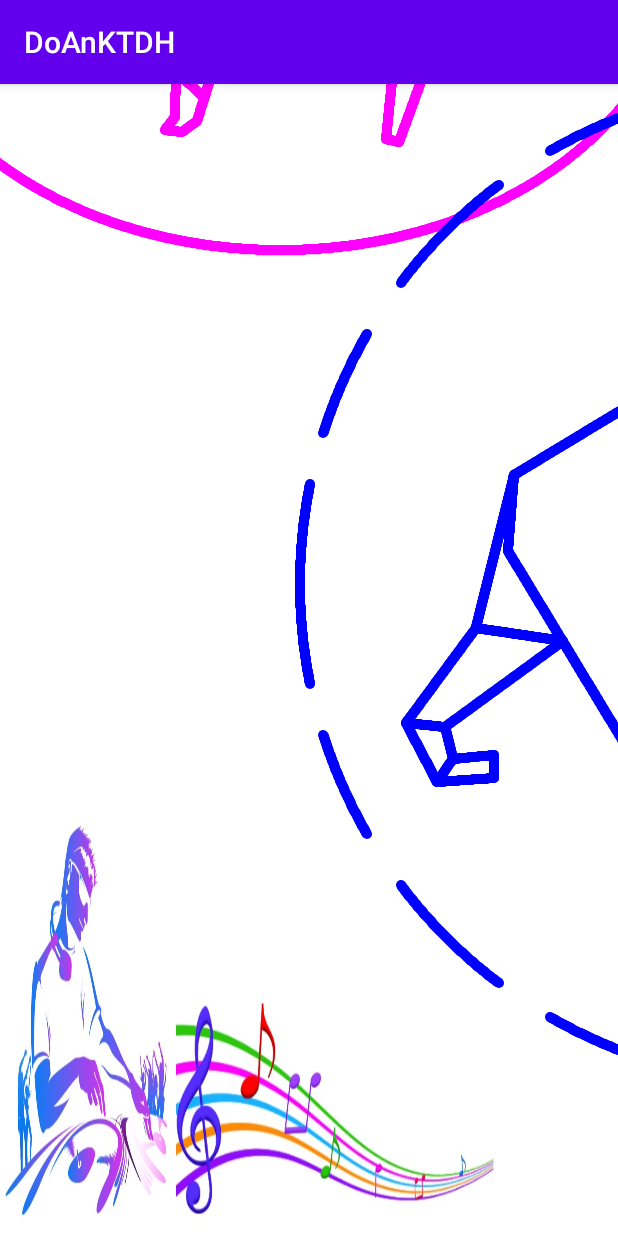
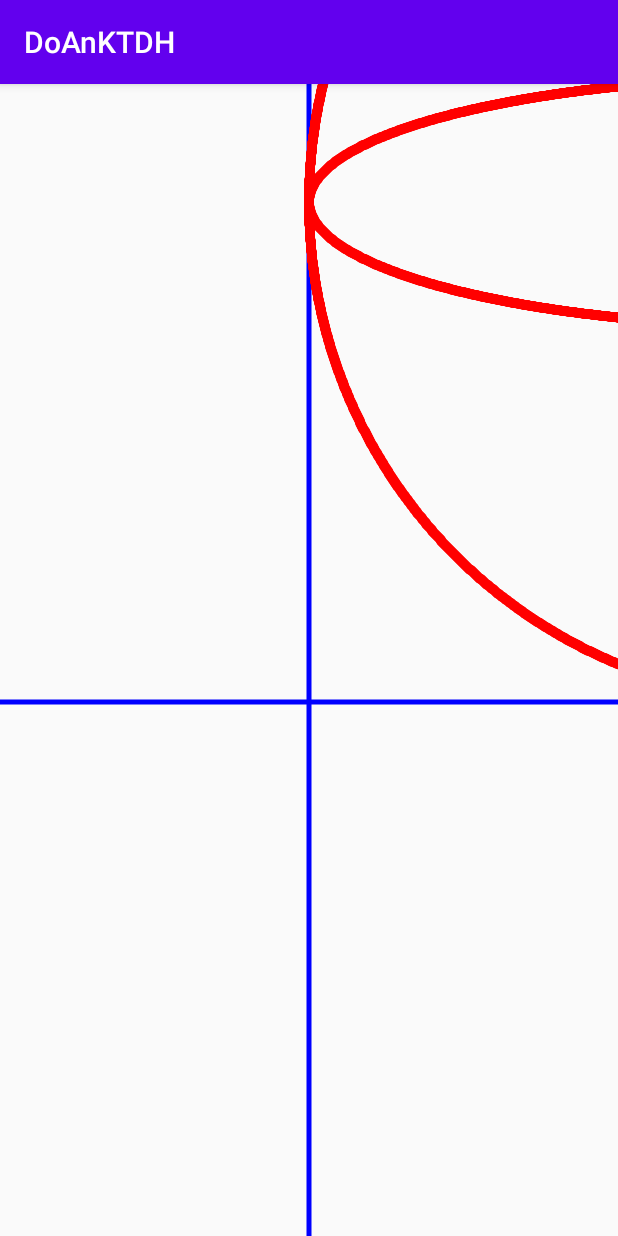
Before and after one commit to socbaycff/DoAnKTDH, an Android app: the screen it shows after launch (MainActivity before the commit, MainActivity2 after it), on a phone screen of 412 x 824 dp. Run offline under Robolectric (Android 15) with nearby library versions, the light colour scheme and no system bars.

Commit message:
update hinh cau ver1

```diff
--- a/app/src/main/AndroidManifest.xml
+++ b/app/src/main/AndroidManifest.xml
@@ -3,13 +3,17 @@
     package="com.example.doanktdh">
 
     <application
+        android:name=".App"
         android:allowBackup="true"
         android:icon="@mipmap/ic_launcher"
         android:label="@string/app_name"
         android:roundIcon="@mipmap/ic_launcher_round"
         android:supportsRtl="true"
         android:theme="@style/AppTheme">
-        <activity android:name=".MainActivity" android:screenOrientation="fullSensor">
+        <activity android:name=".MainActivity2"></activity>
+        <activity
+            android:name=".MainActivity"
+            android:screenOrientation="fullSensor">
             <intent-filter>
                 <action android:name="android.intent.action.MAIN" />
 
--- /dev/null
+++ b/app/src/main/java/com/example/doanktdh/App.kt
@@ -0,0 +1,15 @@
+package com.example.doanktdh
+
+import android.app.Application
+import android.content.res.Resources
+import android.view.Display
+
+
+class App : Application() {
+    override fun onCreate() {
+        super.onCreate()
+        AxisConverter.width = Resources.getSystem().getDisplayMetrics().widthPixels
+        AxisConverter.heigh = Resources.getSystem().getDisplayMetrics().heightPixels
+    }
+
+}
--- /dev/null
+++ b/app/src/main/java/com/example/doanktdh/AxisConverter.kt
@@ -0,0 +1,13 @@
+package com.example.doanktdh
+
+import android.graphics.PointF
+
+
+object AxisConverter {
+    var width = 0
+    var heigh = 0
+    fun userToSys(pointF: PointF): PointF {
+        return PointF(pointF.x+ width/2,-pointF.y + heigh/2)
+    }
+
+}
--- a/app/src/main/java/com/example/doanktdh/Bai1View.kt
+++ b/app/src/main/java/com/example/doanktdh/Bai1View.kt
@@ -11,7 +11,6 @@ import android.graphics.PointF
 import android.media.MediaPlayer
 import android.util.AttributeSet
 import android.view.View
-import android.view.animation.AccelerateDecelerateInterpolator
 import android.view.animation.LinearInterpolator
 import com.example.doanktdh.matran.toMatrix
 import com.example.doanktdh.vatthe.ConCho
--- /dev/null
+++ b/app/src/main/java/com/example/doanktdh/Bai2View.kt
@@ -0,0 +1,52 @@
+package com.example.doanktdh
+
+
+import android.content.Context
+import android.graphics.Canvas
+import android.graphics.Color
+import android.graphics.Paint
+import android.graphics.PointF
+import android.util.AttributeSet
+import android.view.View
+import com.example.doanktdh.vatthe.HinhCau
+import com.example.doanktdh.vatthe.HinhHop
+
+
+class Bai2View(context: Context, attributes: AttributeSet): View(context,attributes) {
+
+    val listVatThe = ArrayList<VatThe>()
+
+
+    val paint =
+        Paint().apply {
+            color = Color.BLUE
+            style = Paint.Style.STROKE
+            strokeWidth = 5f
+            strokeCap = Paint.Cap.ROUND
+        }
+    fun addHinhHop(tam: PointF, dai: Int, rong: Int, cao: Int) {
+        listVatThe.add(HinhHop(AxisConverter.userToSys(tam),dai,rong,cao))
+        invalidate()
+    }
+
+    fun addHinhCau(tam: PointF, radius: Int) {
+        val point = AxisConverter.userToSys(tam)
+        listVatThe.add(HinhCau(point,500))
+    }
+    fun addHinhTru(tam: PointF, radius: Int, cao: Int) {
+        val point = AxisConverter.userToSys(tam)
+    }
+
+    override fun onDraw(canvas: Canvas?) {
+        super.onDraw(canvas)
+        // ve truc
+
+        canvas?.drawLine(0f,AxisConverter.heigh/2.toFloat(), AxisConverter.width.toFloat(),AxisConverter.heigh/2.toFloat(),paint)
+        canvas?.drawLine(AxisConverter.width/2f,0f, AxisConverter.width/2f,AxisConverter.heigh.toFloat(),paint)
+        listVatThe.forEach {
+            it.draw(canvas!!)
+        }
+    }
+
+
+}
--- a/app/src/main/java/com/example/doanktdh/MainActivity.kt
+++ b/app/src/main/java/com/example/doanktdh/MainActivity.kt
@@ -1,5 +1,6 @@
 package com.example.doanktdh
 
+import android.content.Intent
 import android.content.res.Resources
 import android.media.MediaPlayer
 import androidx.appcompat.app.AppCompatActivity
@@ -14,9 +15,10 @@ class MainActivity : AppCompatActivity() {
     override fun onCreate(savedInstanceState: Bundle?) {
         super.onCreate(savedInstanceState)
         setContentView(R.layout.activity_main)
-        lifecycleScope.launch(Dispatchers.Main) {
-            bai1View.animateView()
-        }
-        bai1View.background = getResources().getDrawable( R.drawable.wall);
+        startActivity(Intent(this,MainActivity2::class.java))
+//        lifecycleScope.launch(Dispatchers.Main) {
+//            bai1View.animateView()
+//        }
+//        bai1View.background = getResources().getDrawable( R.drawable.wall);
     }
 }
--- /dev/null
+++ b/app/src/main/java/com/example/doanktdh/MainActivity2.kt
@@ -0,0 +1,17 @@
+package com.example.doanktdh
+
+import android.graphics.Point
+import android.graphics.PointF
+import androidx.appcompat.app.AppCompatActivity
+import android.os.Bundle
+import kotlinx.android.synthetic.main.activity_main2.*
+
+class MainActivity2 : AppCompatActivity() {
+    override fun onCreate(savedInstanceState: Bundle?) {
+        super.onCreate(savedInstanceState)
+        setContentView(R.layout.activity_main2)
+      //  bai2.addHinhHop(PointF(0f,-0f),500,500,500)
+        bai2.addHinhCau(PointF(500f,500f),500)
+
+    }
+}
--- /dev/null
+++ b/app/src/main/java/com/example/doanktdh/vatthe/HinhCau.kt
@@ -0,0 +1,33 @@
+package com.example.doanktdh.vatthe
+
+import android.graphics.Canvas
+import android.graphics.Color
+import android.graphics.Paint
+import android.graphics.PointF
+import com.example.doanktdh.LineMode
+import com.example.doanktdh.VatThe
+import com.example.doanktdh.drawCircle
+import com.example.doanktdh.drawEllipse
+
+class HinhCau(tam: PointF,var radius: Int) : VatThe(tam) {
+    val paint =
+        Paint().apply {
+            color = Color.RED
+            style = Paint.Style.STROKE
+            strokeWidth = 10f
+            strokeCap = Paint.Cap.ROUND
+        }
+
+
+    override fun draw(canvas: Canvas) {
+        // ve hinh tron bao
+        drawCircle(radius,tam.x.toInt(),tam.y.toInt(),LineMode.SOLID,paint,canvas)
+
+
+        // ve elipse co truc ngang bang ban kinh
+        drawEllipse(radius.toFloat(),radius/4f,tam.x,tam.y,LineMode.SOLID,paint,canvas)
+
+
+    }
+
+}
--- /dev/null
+++ b/app/src/main/res/layout/activity_main2.xml
@@ -0,0 +1,13 @@
+<?xml version="1.0" encoding="utf-8"?>
+<androidx.constraintlayout.widget.ConstraintLayout xmlns:android="http://schemas.android.com/apk/res/android"
+    xmlns:app="http://schemas.android.com/apk/res-auto"
+    xmlns:tools="http://schemas.android.com/tools"
+    android:layout_width="match_parent"
+    android:layout_height="match_parent"
+    tools:context=".MainActivity2">
+
+    <com.example.doanktdh.Bai2View
+        android:id="@+id/bai2"
+        android:layout_width="match_parent"
+        android:layout_height="match_parent" />
+</androidx.constraintlayout.widget.ConstraintLayout>
```
Also changed, not shown: app/src/main/java/com/example/doanktdh/vatthe/HinhHop.kt (added, +61 -0 lines), app/src/main/java/com/example/doanktdh/vatthe/HinhTru.kt (added, +12 -0 lines).
